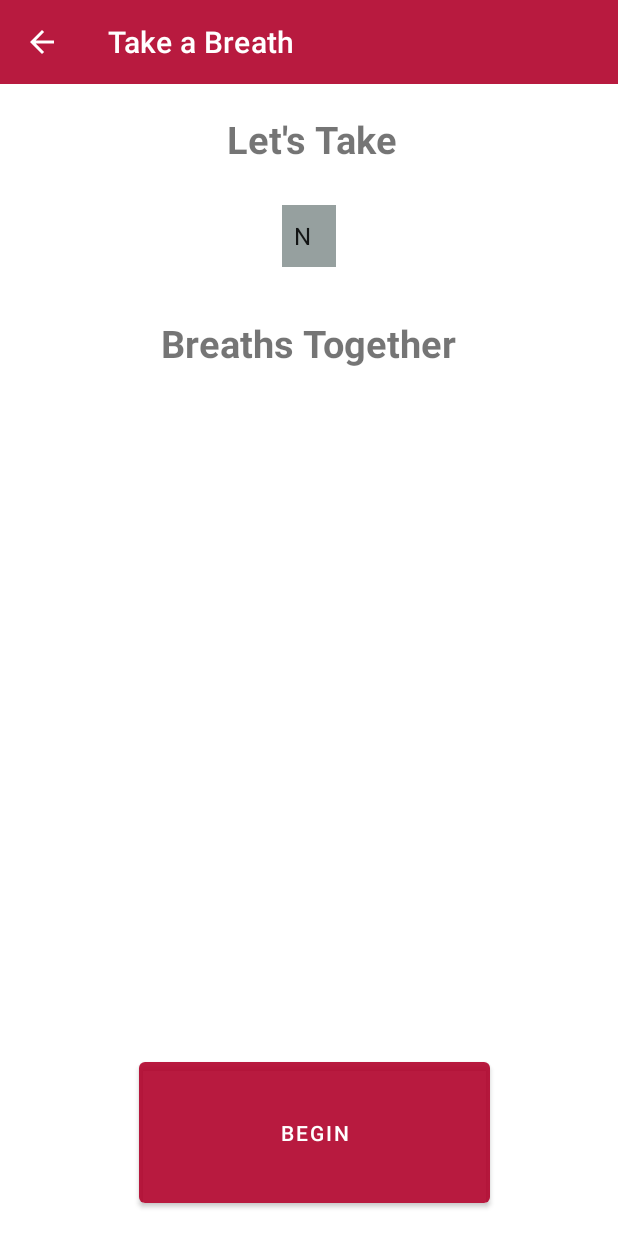
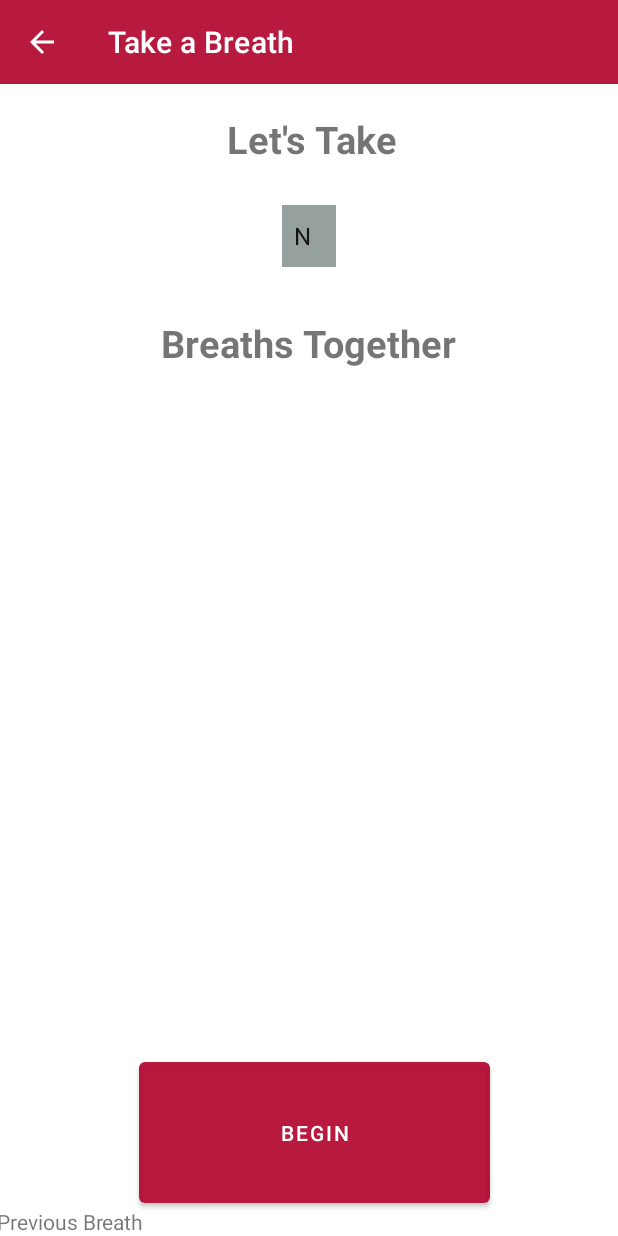
Before and after one commit to XZTDean/Parenting_app, an Android app: the BreathActivity screen opened directly, with no data from a screen before it, on a phone screen of 412 x 824 dp. Run offline under Robolectric (Android 15) with nearby library versions, the phone set to English and light mode, and no system bars; 1 statement that could not run was skipped.

Commit message:
Update BreathActivity so that it displays the number of previous breaths.

```diff
--- a/app/src/main/java/ca/cmpt276/project/UI/BreathActivity.java
+++ b/app/src/main/java/ca/cmpt276/project/UI/BreathActivity.java
@@ -3,6 +3,7 @@ package ca.cmpt276.project.UI;
 import android.annotation.SuppressLint;
 import android.content.Context;
 import android.content.Intent;
+import android.content.SharedPreferences;
 import android.media.MediaPlayer;
 import android.os.Bundle;
 import android.view.MotionEvent;
@@ -124,6 +125,31 @@ public class BreathActivity extends AppCompatActivity implements AdapterView.OnI
         circle = (Circle) findViewById(R.id.circle);
         circle.setRadius(0);
         animation = new CircleAngleAnimation(circle, radius);
+
+        displayLastBreath();
+
+        storeBreathNumFromSharedPrefs();
+
+    }
+
+    private void displayLastBreath() {
+        int lastBreath = getBreathFromSharedPref();
+
+        TextView textview = (TextView) findViewById(R.id.prevBreath);
+        textview.setText(lastBreath);
+    }
+
+    private int getBreathFromSharedPref() {
+        SharedPreferences prefs = getSharedPreferences("breathNum",MODE_PRIVATE);
+        return prefs.getInt("breathN",0);
+    }
+
+    private void storeBreathNumFromSharedPrefs(){
+        SharedPreferences prefs = getSharedPreferences("breathNum",MODE_PRIVATE);
+        SharedPreferences.Editor editor = prefs.edit();
+        editor.putInt("breathN",breathsSelected);
+        editor.commit();
+
 
     }
 
--- a/app/src/main/res/layout/activity_breath.xml
+++ b/app/src/main/res/layout/activity_breath.xml
@@ -91,4 +91,13 @@
         app:layout_constraintHorizontal_bias="0.498"
         app:layout_constraintStart_toStartOf="parent"
         app:layout_constraintTop_toBottomOf="@+id/nBreathsHeader2" />
+
+    <TextView
+        android:id="@+id/prevBreath"
+        android:layout_width="wrap_content"
+        android:layout_height="wrap_content"
+        android:text="@string/previous_breath"
+        app:layout_constraintBottom_toBottomOf="parent"
+        app:layout_constraintEnd_toStartOf="@+id/begin"
+        app:layout_constraintStart_toStartOf="parent" />
 </androidx.constraintlayout.widget.ConstraintLayout>
--- a/app/src/main/res/values/strings.xml
+++ b/app/src/main/res/values/strings.xml
@@ -105,5 +105,6 @@
     <string name="takeBreath">Take a Breath</string>
     <string name="nBreathsHeader1">Let\'s Take</string>
     <string name="nBreathsHeader2">Breaths Together</string>
+    <string name="previous_breath">Previous Breath</string>
 
 </resources>
```
